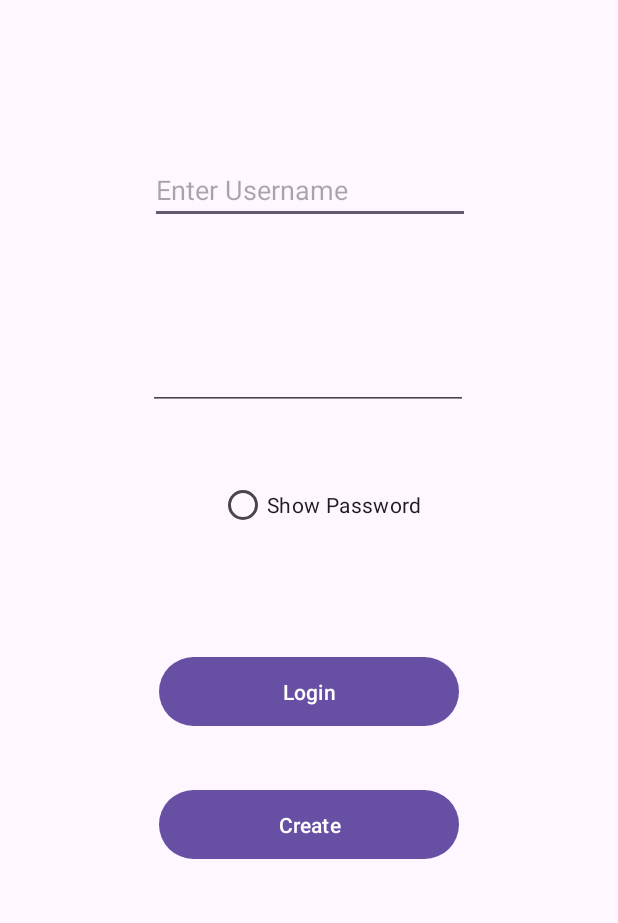
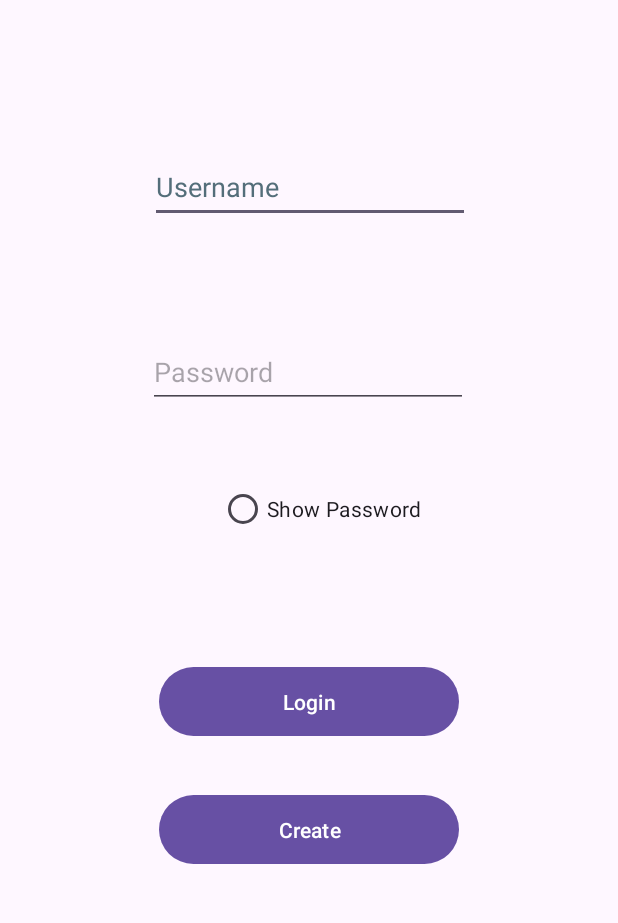
Before and after one commit to SassyTheSasquatch42069/SeedSavvy1, an Android app: the screen it shows after launch (MainActivity), on a phone screen of 412 x 824 dp, the part 312-1235 px from its top. Run offline under Robolectric (Android 15) with nearby library versions, the phone set to English and light mode, and no system bars.

Commit message:
Minor layout & Qualifier debugging

```diff
--- a/app/src/main/res/layout/activity_main.xml
+++ b/app/src/main/res/layout/activity_main.xml
@@ -18,27 +18,29 @@
         app:layout_constraintEnd_toEndOf="parent"
         app:layout_constraintStart_toStartOf="parent"
         app:layout_constraintTop_toTopOf="parent"
-        app:srcCompat="@drawable/app_logo" />
+        app:srcCompat="@drawable/app_logo"
+        tools:ignore="ImageContrastCheck" />
 
     <EditText
-        android:autofillHints="Jane"
         android:id="@+id/Name_txt"
-        android:hint="@string/name_txt"
         android:layout_width="wrap_content"
         android:layout_height="wrap_content"
         android:layout_marginStart="101dp"
         android:layout_marginTop="72dp"
         android:layout_marginEnd="100dp"
         android:layout_marginBottom="23dp"
+        android:autofillHints="Jane"
         android:ems="10"
+        android:hint="@string/name_txt"
         android:inputType="text"
+        android:minHeight="48dp"
+        android:textColorHint="#546E7A"
         app:layout_constraintBottom_toTopOf="@+id/password_txt"
         app:layout_constraintEnd_toEndOf="parent"
         app:layout_constraintStart_toStartOf="parent"
         app:layout_constraintTop_toBottomOf="@+id/login_logo" />
 
     <EditText
-        android:autofillHints="password"
         android:id="@+id/password_txt"
         android:layout_width="wrap_content"
         android:layout_height="wrap_content"
@@ -46,18 +48,22 @@
         android:layout_marginTop="23dp"
         android:layout_marginEnd="101dp"
         android:layout_marginBottom="7dp"
+        android:autofillHints="password"
         android:ems="10"
+        android:hint="@string/password_txt"
         android:inputType="textPassword"
+        android:minHeight="48dp"
         app:layout_constraintBottom_toTopOf="@+id/show_password_switch"
         app:layout_constraintEnd_toEndOf="parent"
         app:layout_constraintStart_toStartOf="parent"
-        app:layout_constraintTop_toBottomOf="@+id/Name_txt" />
+        app:layout_constraintTop_toBottomOf="@+id/Name_txt"
+        tools:ignore="TextContrastCheck" />
 
     <RadioButton
 
         android:id="@+id/show_password_switch"
         android:layout_width="196dp"
-        android:layout_height="33dp"
+        android:layout_height="48dp"
         android:layout_marginStart="145dp"
         android:layout_marginTop="7dp"
         android:layout_marginEnd="70dp"
--- a/app/src/main/res/values/strings.xml
+++ b/app/src/main/res/values/strings.xml
@@ -1,8 +1,8 @@
 <resources>
     <string name="app_name">Seed-Savvy</string>
     <string name="app_logo">App Logo</string>
-    <string name="name_txt">Enter Username</string>
-    <string name="password_txt">Enter Password</string>
+    <string name="name_txt">Username</string>
+    <string name="password_txt">Password</string>
     <string name="switch_txt">Show Password</string>
     <string name="click_login">Login</string>
     <string name="click_create">Create</string>
```
